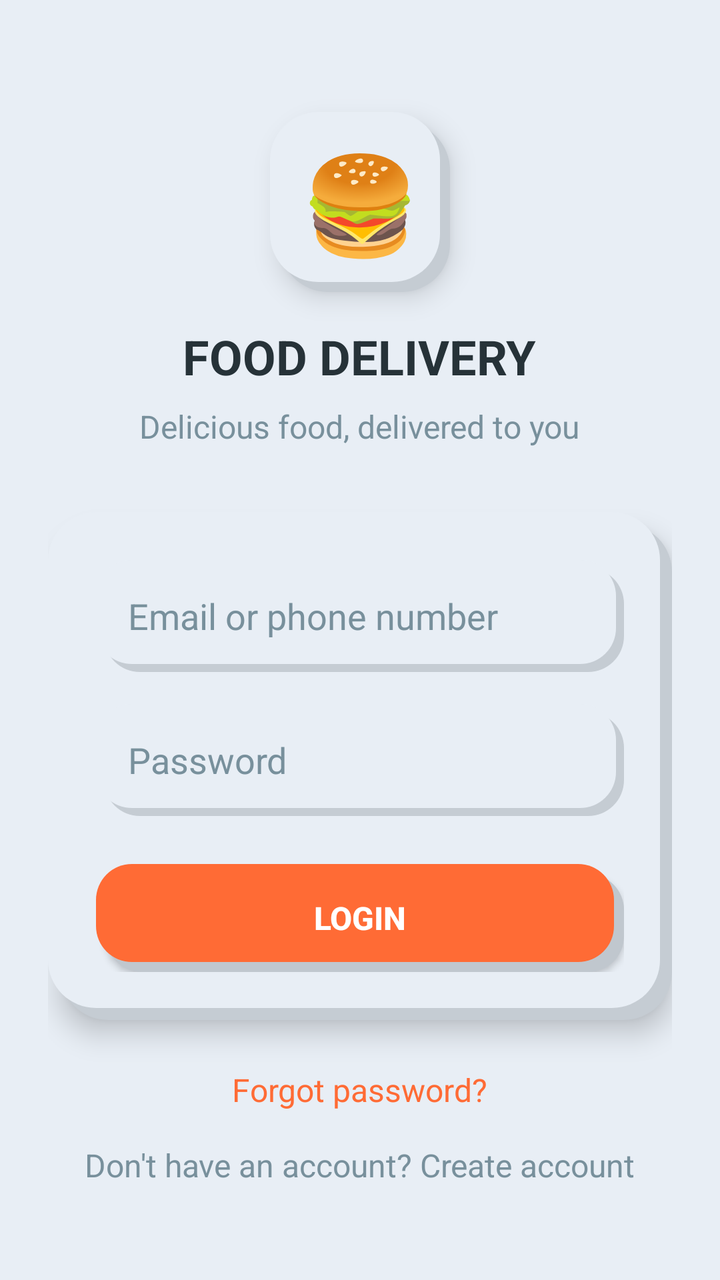
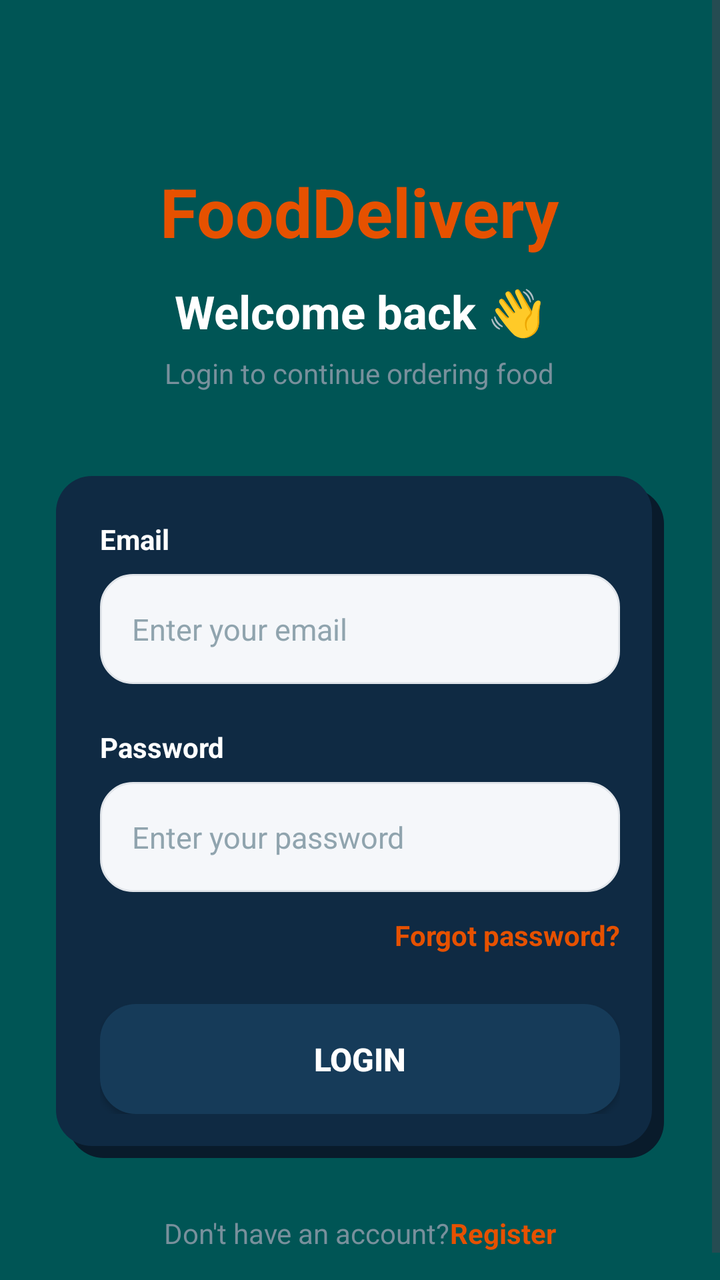

The first picture is an Android layout as it rendered before a commit; the second is the same layout after the commit. The layout source and the unified diff follow.
<!-- AndroidManifest.xml: application theme Theme.FoodDelivery -->
<!-- res/layout/activity_main.xml -->
<?xml version="1.0" encoding="utf-8"?>
<ScrollView xmlns:android="http://schemas.android.com/apk/res/android"
    android:layout_width="match_parent"
    android:layout_height="match_parent"
    android:background="@color/neo_background"
    android:fillViewport="true">

    <LinearLayout
        android:layout_width="match_parent"
        android:layout_height="wrap_content"
        android:orientation="vertical"
        android:gravity="center_horizontal"
        android:padding="@dimen/spacing_large">

        
        <TextView
            android:layout_width="90dp"
            android:layout_height="90dp"
            android:layout_marginTop="@dimen/spacing_xlarge"
            android:gravity="center"
            android:text="🍔"
            android:textSize="48sp"
            android:background="@drawable/neo_icon"
            android:elevation="@dimen/neo_elevation" />

        
        <TextView
            android:layout_width="wrap_content"
            android:layout_height="wrap_content"
            android:layout_marginTop="@dimen/spacing_medium"
            android:text="FOOD DELIVERY"
            android:textColor="@color/text_primary"
            android:textSize="@dimen/text_large"
            android:textStyle="bold" />

        
        <TextView
            android:layout_width="wrap_content"
            android:layout_height="wrap_content"
            android:layout_marginTop="@dimen/spacing_small"
            android:text="Delicious food, delivered to you"
            android:textColor="@color/text_secondary"
            android:textSize="@dimen/text_normal" />

        
        <LinearLayout
            android:layout_width="match_parent"
            android:layout_height="wrap_content"
            android:layout_marginTop="@dimen/spacing_xlarge"
            android:orientation="vertical"
            android:padding="@dimen/spacing_large"
            android:background="@drawable/neo_card"
            android:elevation="@dimen/neo_elevation">

            
            <EditText
                android:id="@+id/etEmail"
                android:layout_width="match_parent"
                android:layout_height="@dimen/input_height"
                android:hint="Email or phone number"
                android:inputType="textEmailAddress"
                android:paddingStart="@dimen/spacing_medium"
                android:paddingEnd="@dimen/spacing_medium"
                android:background="@drawable/neo_input"
                android:textColor="@color/text_primary"
                android:textColorHint="@color/text_secondary" />

            
            <EditText
                android:id="@+id/etPassword"
                android:layout_width="match_parent"
                android:layout_height="@dimen/input_height"
                android:layout_marginTop="@dimen/spacing_medium"
                android:hint="Password"
                android:inputType="textPassword"
                android:paddingStart="@dimen/spacing_medium"
                android:paddingEnd="@dimen/spacing_medium"
                android:background="@drawable/neo_input"

                android:textColor="@color/text_primary"
                android:textColorHint="@color/text_secondary" />

            
            <Button
                android:id="@+id/btnLogin"
                android:layout_width="match_parent"
                android:layout_height="@dimen/button_height"
                android:layout_marginTop="@dimen/spacing_large"
                android:text="LOGIN"
                android:textColor="@android:color/white"
                android:textStyle="bold"
                android:textSize="@dimen/text_normal"
                android:background="@drawable/neo_button"
                android:elevation="@dimen/neo_elevation" />

        </LinearLayout>

        
        <TextView
            android:id="@+id/tvForgotPassword"
            android:layout_width="wrap_content"
            android:layout_height="wrap_content"
            android:layout_marginTop="@dimen/spacing_large"
            android:text="Forgot password?"
            android:textColor="@color/primary"
            android:textSize="@dimen/text_normal" />

        
        <TextView
            android:id="@+id/tvRegister"
            android:layout_width="wrap_content"
            android:layout_height="wrap_content"
            android:layout_marginTop="@dimen/spacing_medium"
            android:text="Don't have an account? Create account"
            android:textColor="@color/text_secondary"
            android:textSize="@dimen/text_normal" />

    </LinearLayout>

</ScrollView>
<!-- resources referenced by this layout -->
<resources>
  <color name="neo_background">#E8EEF5</color>
  <color name="primary">#FF6B35</color>
  <color name="text_primary">#263238</color>
  <color name="text_secondary">#78909C</color>
  <dimen name="button_height">54dp</dimen>
  <dimen name="input_height">56dp</dimen>
  <dimen name="neo_elevation">8dp</dimen>
  <dimen name="spacing_large">24dp</dimen>
  <dimen name="spacing_medium">16dp</dimen>
  <dimen name="spacing_small">8dp</dimen>
  <dimen name="spacing_xlarge">32dp</dimen>
  <dimen name="text_large">24sp</dimen>
  <dimen name="text_normal">16sp</dimen>
  <!-- drawable neo_button (drawable) -->
  <?xml version="1.0" encoding="utf-8"?>
  <layer-list xmlns:android="http://schemas.android.com/apk/res/android">
  
      
      <item
          android:left="5dp"
          android:top="5dp"
          android:right="0dp"
          android:bottom="0dp">
  
          <shape android:shape="rectangle">
              <solid android:color="#C0C7CE"/>
              <corners android:radius="@dimen/radius_medium"/>
          </shape>
  
      </item>
  
      
      <item
          android:left="0dp"
          android:top="0dp"
          android:right="5dp"
          android:bottom="5dp">
  
          <shape android:shape="rectangle">
              <solid android:color="@color/primary"/>
              <corners android:radius="@dimen/radius_medium"/>
          </shape>
  
      </item>
  
  </layer-list>
  <!-- drawable neo_card (drawable) -->
  <?xml version="1.0" encoding="utf-8"?>
  <layer-list xmlns:android="http://schemas.android.com/apk/res/android">
  
      
      <item
          android:left="6dp"
          android:top="6dp"
          android:right="0dp"
          android:bottom="0dp">
  
          <shape android:shape="rectangle">
              <solid android:color="#C5CCD3"/>
              <corners android:radius="@dimen/radius_large"/>
          </shape>
  
      </item>
  
      
      <item
          android:left="0dp"
          android:top="0dp"
          android:right="6dp"
          android:bottom="6dp">
  
          <shape android:shape="rectangle">
              <solid android:color="@color/neo_background"/>
              <corners android:radius="@dimen/radius_large"/>
          </shape>
  
      </item>
  
  </layer-list>
  <!-- drawable neo_icon (drawable) -->
  <?xml version="1.0" encoding="utf-8"?>
  <layer-list xmlns:android="http://schemas.android.com/apk/res/android">
  
      <item
          android:left="5dp"
          android:top="5dp"
          android:right="0dp"
          android:bottom="0dp">
  
          <shape android:shape="rectangle">
              <solid android:color="#C5CCD3"/>
              <corners android:radius="@dimen/radius_large"/>
          </shape>
  
      </item>
  
      <item
          android:left="0dp"
          android:top="0dp"
          android:right="5dp"
          android:bottom="5dp">
  
          <shape android:shape="rectangle">
              <solid android:color="@color/neo_background"/>
              <corners android:radius="@dimen/radius_large"/>
          </shape>
  
      </item>
  
  </layer-list>
  <!-- drawable neo_input (drawable) -->
  <?xml version="1.0" encoding="utf-8"?>
  <layer-list xmlns:android="http://schemas.android.com/apk/res/android">
  
      
      <item
          android:left="4dp"
          android:top="4dp"
          android:right="0dp"
          android:bottom="0dp">
  
          <shape android:shape="rectangle">
              <solid android:color="#C5CCD3"/>
              <corners android:radius="@dimen/radius_medium"/>
          </shape>
  
      </item>
  
      
      <item
          android:left="0dp"
          android:top="0dp"
          android:right="4dp"
          android:bottom="4dp">
  
          <shape android:shape="rectangle">
              <solid android:color="@color/neo_background"/>
              <corners android:radius="@dimen/radius_medium"/>
          </shape>
  
      </item>
  
  </layer-list>
  <style name="Theme.FoodDelivery" parent="Base.Theme.FoodDelivery" />
  <dimen name="radius_medium">18dp</dimen>
  <dimen name="radius_large">24dp</dimen>
  <style name="Base.Theme.FoodDelivery" parent="Theme.Material3.DayNight.NoActionBar">
          
          
      </style>
</resources>

<!-- the commit's change to res/layout/activity_main.xml (unified diff, before → after) -->
@@ -1,120 +1,160 @@
 <?xml version="1.0" encoding="utf-8"?>
 <ScrollView xmlns:android="http://schemas.android.com/apk/res/android"
+android:layout_width="match_parent"
+android:layout_height="match_parent"
+android:background="#005555"
+android:fillViewport="true">
+
+<LinearLayout
     android:layout_width="match_parent"
-    android:layout_height="match_parent"
-    android:background="@color/neo_background"
-    android:fillViewport="true">
+    android:layout_height="wrap_content"
+    android:orientation="vertical"
+    android:gravity="center_horizontal"
+    android:padding="28dp">
+
+    
+
+    <TextView
+        android:id="@+id/tvAppName"
+        android:layout_width="wrap_content"
+        android:layout_height="wrap_content"
+        android:layout_marginTop="55dp"
+        android:text="@string/app_name"
+        android:textColor="#E65100"
+        android:textSize="34sp"
+        android:textStyle="bold" />
+
+    <TextView
+        android:id="@+id/tvWelcome"
+        android:layout_width="wrap_content"
+        android:layout_height="wrap_content"
+        android:layout_marginTop="12dp"
+        android:text="@string/welcome_back"
+        android:textColor="#FFFFFF"
+        android:textSize="23sp"
+        android:textStyle="bold" />
+
+    <TextView
+        android:id="@+id/tvSubtitle"
+        android:layout_width="wrap_content"
+        android:layout_height="wrap_content"
+        android:layout_marginTop="6dp"
+        android:text="@string/login_subtitle"
+        android:textColor="#78909C"
+        android:textSize="14sp" />
+
+    
 
     <LinearLayout
         android:layout_width="match_parent"
         android:layout_height="wrap_content"
+        android:layout_marginTop="42dp"
         android:orientation="vertical"
-        android:gravity="center_horizontal"
-        android:padding="@dimen/spacing_large">
+        android:padding="22dp"
+        android:background="@drawable/bg_neumorphic">
 
         
+
         <TextView
-            android:layout_width="90dp"
-            android:layout_height="90dp"
-            android:layout_marginTop="@dimen/spacing_xlarge"
-            android:gravity="center"
-            android:text="🍔"
-            android:textSize="48sp"
-            android:background="@drawable/neo_icon"
-            android:elevation="@dimen/neo_elevation" />
+            android:layout_width="match_parent"
+            android:layout_height="wrap_content"
+            android:text="@string/email_label"
+            android:textColor="#FFFFFF"
+            android:textSize="14sp"
+            android:textStyle="bold" />
+
+        <EditText
+            android:id="@+id/etEmail"
+            android:layout_width="match_parent"
+            android:layout_height="55dp"
+            android:layout_marginTop="8dp"
+            android:background="@drawable/bg_neumorphic_input"
+            android:hint="@string/email_hint"
+            android:inputType="textEmailAddress"
+            android:autofillHints="emailAddress"
+            android:textColor="#263238"
+            android:textColorHint="#90A4AE"
+            android:textSize="15sp" />
 
         
+
         <TextView
-            android:layout_width="wrap_content"
+            android:layout_width="match_parent"
             android:layout_height="wrap_content"
-            android:layout_marginTop="@dimen/spacing_medium"
-            android:text="FOOD DELIVERY"
-            android:textColor="@color/text_primary"
-            android:textSize="@dimen/text_large"
+            android:layout_marginTop="22dp"
+            android:text="@string/password_label"
+            android:textColor="#FFFFFF"
+            android:textSize="14sp"
             android:textStyle="bold" />
 
-        
-        <TextView
-            android:layout_width="wrap_content"
-            android:layout_height="wrap_content"
-            android:layout_marginTop="@dimen/spacing_small"
-            android:text="Delicious food, delivered to you"
-            android:textColor="@color/text_secondary"
-            android:textSize="@dimen/text_normal" />
+        <EditText
+            android:id="@+id/etPassword"
+            android:layout_width="match_parent"
+            android:layout_height="55dp"
+            android:layout_marginTop="8dp"
+            android:background="@drawable/bg_neumorphic_input"
+            android:hint="@string/password_hint"
+            android:inputType="textPassword"
+            android:autofillHints="password"
+            android:textColor="#263238"
+            android:textColorHint="#90A4AE"
+            android:textSize="15sp" />
 
         
-        <LinearLayout
-            android:layout_width="match_parent"
-            android:layout_height="wrap_content"
-            android:layout_marginTop="@dimen/spacing_xlarge"
-            android:orientation="vertical"
-            android:padding="@dimen/spacing_large"
-            android:background="@drawable/neo_card"
-            android:elevation="@dimen/neo_elevation">
 
-            
-            <EditText
-                android:id="@+id/etEmail"
-                android:layout_width="match_parent"
-                android:layout_height="@dimen/input_height"
-                android:hint="Email or phone number"
-                android:inputType="textEmailAddress"
-                android:paddingStart="@dimen/spacing_medium"
-                android:paddingEnd="@dimen/spacing_medium"
-                android:background="@drawable/neo_input"
-                android:textColor="@color/text_primary"
-                android:textColorHint="@color/text_secondary" />
-
-            
-            <EditText
-                android:id="@+id/etPassword"
-                android:layout_width="match_parent"
-                android:layout_height="@dimen/input_height"
-                android:layout_marginTop="@dimen/spacing_medium"
-                android:hint="Password"
-                android:inputType="textPassword"
-                android:paddingStart="@dimen/spacing_medium"
-                android:paddingEnd="@dimen/spacing_medium"
-                android:background="@drawable/neo_input"
-
-                android:textColor="@color/text_primary"
-                android:textColorHint="@color/text_secondary" />
-
-            
-            <Button
-                android:id="@+id/btnLogin"
-                android:layout_width="match_parent"
-                android:layout_height="@dimen/button_height"
-                android:layout_marginTop="@dimen/spacing_large"
-                android:text="LOGIN"
-                android:textColor="@android:color/white"
-                android:textStyle="bold"
-                android:textSize="@dimen/text_normal"
-                android:background="@drawable/neo_button"
-                android:elevation="@dimen/neo_elevation" />
-
-        </LinearLayout>
-
-        
         <TextView
             android:id="@+id/tvForgotPassword"
             android:layout_width="wrap_content"
             android:layout_height="wrap_content"
-            android:layout_marginTop="@dimen/spacing_large"
-            android:text="Forgot password?"
-            android:textColor="@color/primary"
-            android:textSize="@dimen/text_normal" />
+            android:layout_gravity="end"
+            android:layout_marginTop="12dp"
+            android:text="@string/forgot_password"
+            android:textColor="#E65100"
+            android:textSize="14sp"
+            android:textStyle="bold" />
 
         
+
+        <Button
+            android:id="@+id/btnLogin"
+            android:layout_width="match_parent"
+            android:layout_height="55dp"
+            android:layout_marginTop="25dp"
+            android:background="@drawable/bg_neumorphic_button"
+            android:elevation="6dp"
+            android:text="@string/login_button"
+            android:textColor="#FFFFFF"
+            android:textSize="16sp"
+            android:textStyle="bold" />
+
+    </LinearLayout>
+
+    
+
+    <LinearLayout
+        android:layout_width="wrap_content"
+        android:layout_height="wrap_content"
+        android:layout_marginTop="28dp"
+        android:orientation="horizontal">
+
+        <TextView
+            android:layout_width="wrap_content"
+            android:layout_height="wrap_content"
+            android:text="@string/no_account"
+            android:textColor="#78909C"
+            android:textSize="14sp" />
+
         <TextView
             android:id="@+id/tvRegister"
             android:layout_width="wrap_content"
             android:layout_height="wrap_content"
-            android:layout_marginTop="@dimen/spacing_medium"
-            android:text="Don't have an account? Create account"
-            android:textColor="@color/text_secondary"
-            android:textSize="@dimen/text_normal" />
+            android:text="@string/register"
+            android:textColor="#E65100"
+            android:textSize="14sp"
+            android:textStyle="bold" />
 
     </LinearLayout>
 
+</LinearLayout>
+
 </ScrollView>
<!-- resource entries referenced after the edit -->
@@ -1,52 +1,6 @@
 <!-- resources referenced by this layout -->
 <resources>
-  <color name="neo_background">#E8EEF5</color>
-  <color name="primary">#FF6B35</color>
-  <color name="text_primary">#263238</color>
-  <color name="text_secondary">#78909C</color>
-  <dimen name="button_height">54dp</dimen>
-  <dimen name="input_height">56dp</dimen>
-  <dimen name="neo_elevation">8dp</dimen>
-  <dimen name="spacing_large">24dp</dimen>
-  <dimen name="spacing_medium">16dp</dimen>
-  <dimen name="spacing_small">8dp</dimen>
-  <dimen name="spacing_xlarge">32dp</dimen>
-  <dimen name="text_large">24sp</dimen>
-  <dimen name="text_normal">16sp</dimen>
-  <!-- drawable neo_button (drawable) -->
-  <?xml version="1.0" encoding="utf-8"?>
-  <layer-list xmlns:android="http://schemas.android.com/apk/res/android">
-  
-      
-      <item
-          android:left="5dp"
-          android:top="5dp"
-          android:right="0dp"
-          android:bottom="0dp">
-  
-          <shape android:shape="rectangle">
-              <solid android:color="#C0C7CE"/>
-              <corners android:radius="@dimen/radius_medium"/>
-          </shape>
-  
-      </item>
-  
-      
-      <item
-          android:left="0dp"
-          android:top="0dp"
-          android:right="5dp"
-          android:bottom="5dp">
-  
-          <shape android:shape="rectangle">
-              <solid android:color="@color/primary"/>
-              <corners android:radius="@dimen/radius_medium"/>
-          </shape>
-  
-      </item>
-  
-  </layer-list>
-  <!-- drawable neo_card (drawable) -->
+  <!-- drawable bg_neumorphic (drawable) -->
   <?xml version="1.0" encoding="utf-8"?>
   <layer-list xmlns:android="http://schemas.android.com/apk/res/android">
   
@@ -58,8 +12,8 @@
           android:bottom="0dp">
   
           <shape android:shape="rectangle">
-              <solid android:color="#C5CCD3"/>
-              <corners android:radius="@dimen/radius_large"/>
+              <corners android:radius="18dp" />
+              <solid android:color="#091B2B" />
           </shape>
   
       </item>
@@ -72,80 +26,85 @@
           android:bottom="6dp">
   
           <shape android:shape="rectangle">
-              <solid android:color="@color/neo_background"/>
-              <corners android:radius="@dimen/radius_large"/>
+              <corners android:radius="18dp" />
+              <solid android:color="#0F2A43" />
           </shape>
   
       </item>
   
   </layer-list>
-  <!-- drawable neo_icon (drawable) -->
+  <!-- drawable bg_neumorphic_button (drawable) -->
   <?xml version="1.0" encoding="utf-8"?>
-  <layer-list xmlns:android="http://schemas.android.com/apk/res/android">
+  <selector xmlns:android="http://schemas.android.com/apk/res/android">
   
-      <item
-          android:left="5dp"
-          android:top="5dp"
-          android:right="0dp"
-          android:bottom="0dp">
+      <item android:state_pressed="true">
   
           <shape android:shape="rectangle">
-              <solid android:color="#C5CCD3"/>
-              <corners android:radius="@dimen/radius_large"/>
+  
+              <corners android:radius="18dp" />
+  
+              <solid android:color="#D84315" />
+  
+              <padding
+                  android:left="16dp"
+                  android:top="0dp"
+                  android:right="16dp"
+                  android:bottom="0dp" />
+  
           </shape>
   
       </item>
   
-      <item
-          android:left="0dp"
-          android:top="0dp"
-          android:right="5dp"
-          android:bottom="5dp">
+      <item>
   
           <shape android:shape="rectangle">
-              <solid android:color="@color/neo_background"/>
-              <corners android:radius="@dimen/radius_large"/>
+  
+              <corners android:radius="18dp" />
+  
+              <solid android:color="#163B59" />
+              <padding
+                  android:left="16dp"
+                  android:top="0dp"
+                  android:right="16dp"
+                  android:bottom="0dp" />
+  
           </shape>
   
       </item>
   
-  </layer-list>
-  <!-- drawable neo_input (drawable) -->
+  </selector>
+  <!-- drawable bg_neumorphic_input (drawable) -->
   <?xml version="1.0" encoding="utf-8"?>
-  <layer-list xmlns:android="http://schemas.android.com/apk/res/android">
+  <shape xmlns:android="http://schemas.android.com/apk/res/android"
+      android:shape="rectangle">
   
-      
-      <item
-          android:left="4dp"
-          android:top="4dp"
-          android:right="0dp"
-          android:bottom="0dp">
+      <corners android:radius="16dp" />
   
-          <shape android:shape="rectangle">
-              <solid android:color="#C5CCD3"/>
-              <corners android:radius="@dimen/radius_medium"/>
-          </shape>
+      <solid android:color="#F5F7FA" />
   
-      </item>
+      <padding
+          android:left="16dp"
+          android:top="0dp"
+          android:right="16dp"
+          android:bottom="0dp" />
   
-      
-      <item
-          android:left="0dp"
-          android:top="0dp"
-          android:right="4dp"
-          android:bottom="4dp">
+      <stroke
+          android:width="1dp"
+          android:color="#E1E5EA" />
   
-          <shape android:shape="rectangle">
-              <solid android:color="@color/neo_background"/>
-              <corners android:radius="@dimen/radius_medium"/>
-          </shape>
-  
-      </item>
-  
-  </layer-list>
+  </shape>
+  <string name="app_name">FoodDelivery</string>
+  <string name="email_hint">Enter your email</string>
+  <string name="email_label">Email</string>
+  <string name="forgot_password">Forgot password?</string>
+  <string name="login_button">LOGIN</string>
+  <string name="login_subtitle">Login to continue ordering food</string>
+  <string name="no_account">Don\'t have an account? </string>
+  <string name="password_hint">Enter your password</string>
+  <string name="password_label">Password</string>
+  <string name="register">Register</string>
+  <string name="welcome_back">Welcome back 👋</string>
   <style name="Theme.FoodDelivery" parent="Base.Theme.FoodDelivery" />
-  <dimen name="radius_medium">18dp</dimen>
-  <dimen name="radius_large">24dp</dimen>
   <style name="Base.Theme.FoodDelivery" parent="Theme.Material3.DayNight.NoActionBar">
           
           
